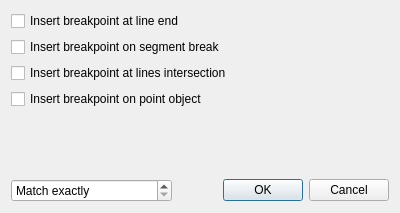
Kuszki/EW-Database, file insertdialog.ui: the form before one commit.
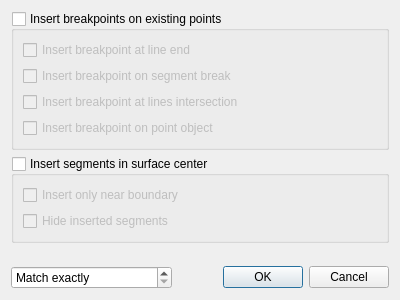
The form after the commit. Icons and pictures are not drawn.

Commit message: Implement new insert segment feature

What changed in the file:
```diff
--- a/insertdialog.ui
+++ b/insertdialog.ui
@@ -7,7 +7,7 @@
     <x>0</x>
     <y>0</y>
     <width>400</width>
-    <height>213</height>
+    <height>300</height>
    </rect>
   </property>
   <property name="windowTitle">
@@ -18,35 +18,85 @@
     <normaloff>.</normaloff>.</iconset>
   </property>
   <layout class="QGridLayout" name="gridLayout">
-   <item row="1" column="0" colspan="2">
-    <widget class="QCheckBox" name="breaksCheck">
-     <property name="text">
-      <string>Insert breakpoint on segment break</string>
-     </property>
-    </widget>
-   </item>
-   <item row="3" column="0" colspan="2">
-    <widget class="QCheckBox" name="symbolCheck">
-     <property name="text">
-      <string>Insert breakpoint on point object</string>
-     </property>
-    </widget>
-   </item>
    <item row="0" column="0" colspan="2">
-    <widget class="QCheckBox" name="endsCheck">
-     <property name="text">
-      <string>Insert breakpoint at line end</string>
+    <widget class="QGroupBox" name="breakGroup">
+     <property name="title">
+      <string>Insert breakpoints on existing points</string>
      </property>
+     <property name="flat">
+      <bool>true</bool>
+     </property>
+     <property name="checkable">
+      <bool>true</bool>
+     </property>
+     <property name="checked">
+      <bool>false</bool>
+     </property>
+     <layout class="QVBoxLayout" name="breaksLayout">
+      <item>
+       <widget class="QCheckBox" name="endsCheck">
+        <property name="text">
+         <string>Insert breakpoint at line end</string>
+        </property>
+       </widget>
+      </item>
+      <item>
+       <widget class="QCheckBox" name="breaksCheck">
+        <property name="text">
+         <string>Insert breakpoint on segment break</string>
+        </property>
+       </widget>
+      </item>
+      <item>
+       <widget class="QCheckBox" name="intersectCheck">
+        <property name="text">
+         <string>Insert breakpoint at lines intersection</string>
+        </property>
+       </widget>
+      </item>
+      <item>
+       <widget class="QCheckBox" name="symbolCheck">
+        <property name="text">
+         <string>Insert breakpoint on point object</string>
+        </property>
+       </widget>
+      </item>
+     </layout>
+    </widget>
+   </item>
+   <item row="1" column="0" colspan="2">
+    <widget class="QGroupBox" name="segmentGroup">
+     <property name="title">
+      <string>Insert segments in surface center</string>
+     </property>
+     <property name="flat">
+      <bool>true</bool>
+     </property>
+     <property name="checkable">
+      <bool>true</bool>
+     </property>
+     <property name="checked">
+      <bool>false</bool>
+     </property>
+     <layout class="QVBoxLayout" name="segmentsLayout">
+      <item>
+       <widget class="QCheckBox" name="outsideCheck">
+        <property name="text">
+         <string>Insert only near boundary</string>
+        </property>
+       </widget>
+      </item>
+      <item>
+       <widget class="QCheckBox" name="hideCheck">
+        <property name="text">
+         <string>Hide inserted segments</string>
+        </property>
+       </widget>
+      </item>
+     </layout>
     </widget>
    </item>
    <item row="2" column="0" colspan="2">
-    <widget class="QCheckBox" name="intersectCheck">
-     <property name="text">
-      <string>Insert breakpoint at lines intersection</string>
-     </property>
-    </widget>
-   </item>
-   <item row="4" column="0" colspan="2">
     <spacer name="verticalSpacer">
      <property name="orientation">
       <enum>Qt::Vertical</enum>
@@ -59,17 +109,7 @@
      </property>
     </spacer>
    </item>
-   <item row="5" column="1">
-    <widget class="QDialogButtonBox" name="buttonBox">
-     <property name="orientation">
-      <enum>Qt::Horizontal</enum>
-     </property>
-     <property name="standardButtons">
-      <set>QDialogButtonBox::Cancel|QDialogButtonBox::Ok</set>
-     </property>
-    </widget>
-   </item>
-   <item row="5" column="0">
+   <item row="3" column="0">
     <widget class="QDoubleSpinBox" name="radiusSpin">
      <property name="specialValueText">
       <string>Match exactly</string>
@@ -88,6 +128,16 @@
      </property>
     </widget>
    </item>
+   <item row="3" column="1">
+    <widget class="QDialogButtonBox" name="buttonBox">
+     <property name="orientation">
+      <enum>Qt::Horizontal</enum>
+     </property>
+     <property name="standardButtons">
+      <set>QDialogButtonBox::Cancel|QDialogButtonBox::Ok</set>
+     </property>
+    </widget>
+   </item>
   </layout>
  </widget>
  <tabstops>
```
Left out of the diff: 60 changed lines with no effect on the pictures. The commit also changes 2 other files.
